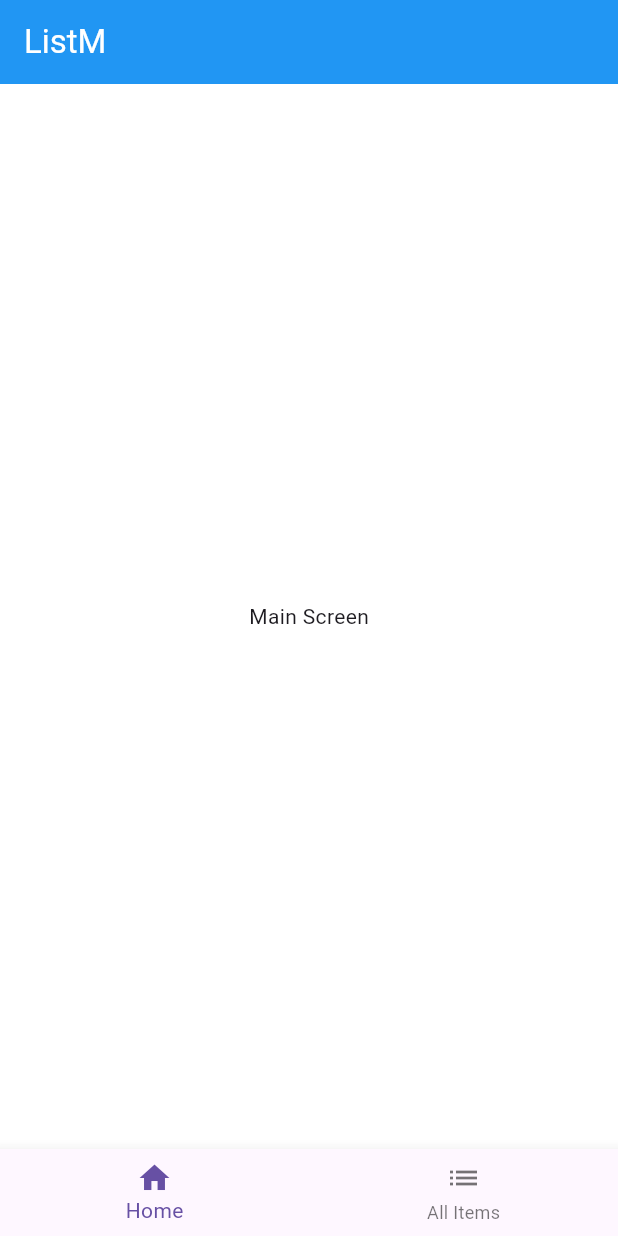
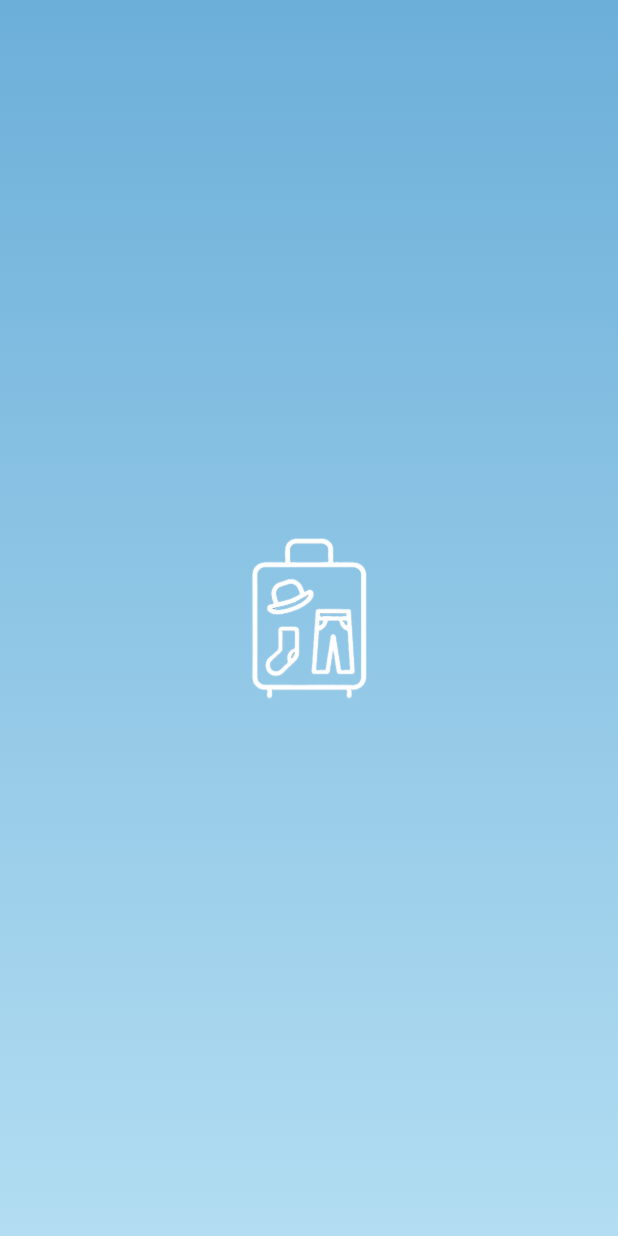
Before and after one commit to makruban/listm, a Flutter app: the first screen one second after launch, on a phone screen of 412 x 824 dp. Run offline on Flutter 3.47's test engine with Material 3 defaults, Android fonts, the phone set to English and light mode, and no system bars; our stand-ins replace flutter_bloc.

Commit message:
added android launch icon, added themes

```diff
--- a/lib/main.dart
+++ b/lib/main.dart
@@ -1,6 +1,54 @@
+import 'dart:io' show Platform;
 import 'package:flutter/material.dart';
-import 'app.dart';
+import 'package:flutter/cupertino.dart';
+import 'package:listm/core/resources/theme_manager/cupertino_theme_manager.dart';
+import 'package:listm/core/resources/theme_manager/material_theme_manager.dart';
+import 'package:listm/presentation/screens/main_screen.dart';
+import 'package:listm/presentation/screens/splash_screen.dart';
 
 void main() {
-  runApp(const App());
+  runApp(const MyApp());
 }
+
+class MyApp extends StatelessWidget {
+  const MyApp({super.key});
+
+  @override
+  Widget build(BuildContext context) {
+    return Platform.isIOS
+        ? const CupertinoAppStructure()
+        : const MaterialAppStructure();
+  }
+}
+
+class CupertinoAppStructure extends StatelessWidget {
+  const CupertinoAppStructure({super.key});
+
+  @override
+  Widget build(BuildContext context) {
+    return CupertinoApp(
+      title: 'ListM',
+      theme: CupertinoThemeManager.getCupertinoAppTheme(),
+      home: const SplashScreen(),
+      routes: {
+        '/home': (context) => const MainScreen(),
+      },
+    );
+  }
+}
+
+class MaterialAppStructure extends StatelessWidget {
+  const MaterialAppStructure({super.key});
+
+  @override
+  Widget build(BuildContext context) {
+    return MaterialApp(
+      title: 'ListM',
+      theme: MaterialThemeManager.getMaterialAppTheme(),
+      home: const SplashScreen(),
+      routes: {
+        '/home': (context) => const MainScreen(),
+      },
+    );
+  }
+}
--- /dev/null
+++ b/lib/presentation/screens/splash_screen.dart
@@ -0,0 +1,53 @@
+import 'package:flutter/material.dart';
+import 'dart:async';
+
+class SplashScreen extends StatefulWidget {
+  const SplashScreen({super.key});
+
+  @override
+  State<SplashScreen> createState() => _SplashScreenState();
+}
+
+class _SplashScreenState extends State<SplashScreen> {
+  @override
+  void initState() {
+    super.initState();
+    Timer(
+      const Duration(seconds: 2),
+      () => Navigator.pushReplacementNamed(context, '/home'),
+    );
+  }
+
+  @override
+  Widget build(BuildContext context) {
+    return const Scaffold(
+      body: SplashBackground(),
+    );
+  }
+}
+
+class SplashBackground extends StatelessWidget {
+  const SplashBackground({super.key});
+
+  @override
+  Widget build(BuildContext context) {
+    return Container(
+      decoration: const BoxDecoration(
+        gradient: LinearGradient(
+          begin: Alignment.bottomCenter,
+          end: Alignment.topCenter,
+          colors: [
+            Color(0xFFB2DDF2), // light blue at bottom
+            Color(0xFF6CAFD9), // deeper blue at top
+          ],
+        ),
+      ),
+      child: Center(
+        child: Image.asset(
+          'assets/images/splash.png',
+          scale: 6.0,
+        ),
+      ),
+    );
+  }
+}
--- a/pubspec.yaml
+++ b/pubspec.yaml
@@ -39,6 +39,8 @@ dependencies:
 dev_dependencies:
   flutter_test:
     sdk: flutter
+  shared_preferences: ^2.3.3
+  flutter_bloc: ^9.1.0
 
   # The "flutter_lints" package below contains a set of recommended lints to
   # encourage good coding practices. The lint set provided by the package is
@@ -57,6 +59,9 @@ flutter:
   # included with your application, so that you can use the icons in
   # the material Icons class.
   uses-material-design: true
+
+  assets:
+    - assets/images/splash.png
 
   # To add assets to your application, add an assets section, like this:
   # assets:
```
Also changed, not shown: assets/images/splash.png (added), lib/core/resources/color_manager.dart (added), lib/core/resources/theme_manager/cupertino_theme_manager.dart (added), lib/core/resources/theme_manager/material_theme_manager.dart (added), pubspec.lock, 10 other files.
